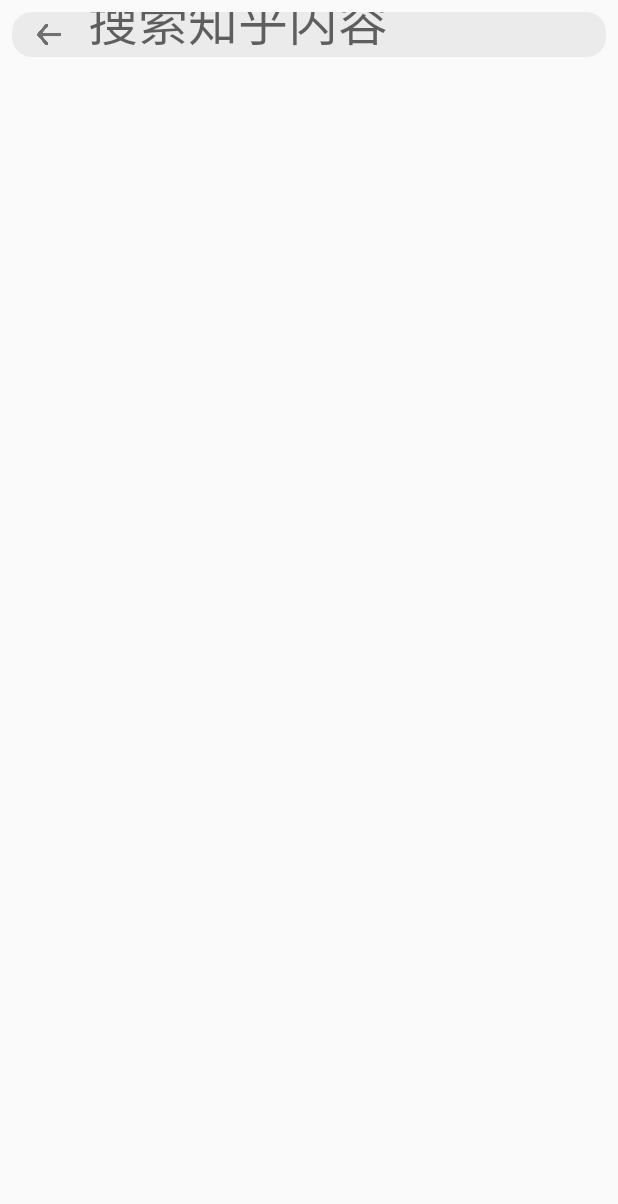
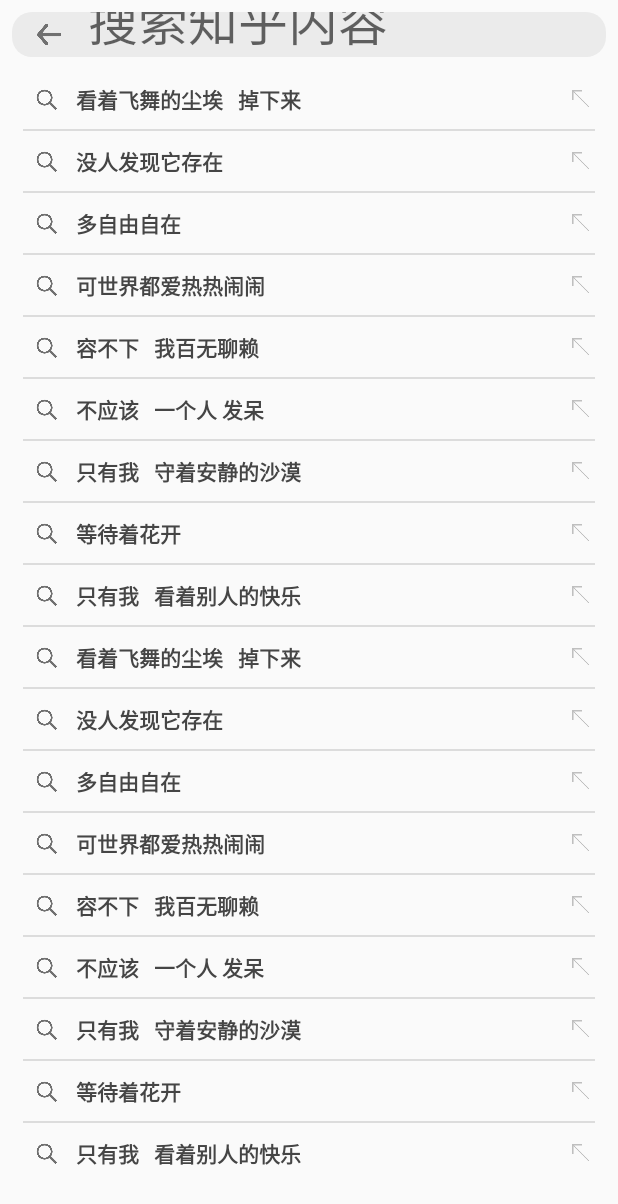
Before and after one commit to sqwd12312/zhihu, an Android app: the HotSearchActivity screen opened directly, with no data from a screen before it, on a phone screen of 412 x 824 dp. Shown: the top 1204 px of the screen. Run offline under Robolectric (Android 15) with nearby library versions, the light colour scheme and no system bars; libraries missing offline, so code that uses them is left out: org.litepal.crud, org.litepal.tablemanager; 11 statements that could not run were skipped.

Commit message:
实现了在热搜界面的搜索框进行搜索的功能

```diff
--- a/app/src/main/java/com/example/zhihu/HotSearchActivity.java
+++ b/app/src/main/java/com/example/zhihu/HotSearchActivity.java
@@ -7,25 +7,36 @@
 import android.support.v7.widget.RecyclerView;
 import android.text.Editable;
 import android.text.TextWatcher;
-import android.util.Log;
 import android.view.View;
+import android.widget.AdapterView;
+import android.widget.Button;
 import android.widget.EditText;
+import android.widget.ListView;
 import android.widget.Toast;
-
+import android.widget.AdapterView.OnItemClickListener;
+import com.example.zhihu.Interface.FilterListener;
 import com.example.zhihu.bean.HotSearch;
 import com.example.zhihu.bean.HotSearchType;
-
 import org.litepal.crud.DataSupport;
 import org.litepal.tablemanager.Connector;
-
 import java.util.ArrayList;
 import java.util.List;
 
-public class HotSearchActivity extends AppCompatActivity {
+public class HotSearchActivity extends AppCompatActivity implements View.OnClickListener{
 
     private List<HotSearchType> searchTypes = new ArrayList<>();
 
     private List<HotSearch> hotSearches = new ArrayList<>();
+
+    private ListView searchContentLV;
+
+    private List<String> searchContentTest = new ArrayList<String>();
+
+    private SearchAdapter searchAdapter;
+
+    private EditText searchET;
+
+    private Button backBtn;
 
     //需要被其他类调用，所以定义成static，否则再生成HotSearchActivity实例并调用时会出现空指针
     private static RecyclerView hotSearchRecyclerView;
@@ -36,21 +47,26 @@
     protected void onCreate(Bundle savedInstanceState) {
         super.onCreate(savedInstanceState);
         setContentView(R.layout.activity_hot_search);
-
+        //初始化控件
+        initControl();
+        //添加测试用的搜索内容
+        setData();
         //建立数据库连接
         Connector.getDatabase();
+        //初始化热搜类型的数据
+        initSearchType();
+        //第一次进入该活动时默认显示“热搜”当中的内容
+        queryHotDataById(searchTypes.get(0).getId());
+        //给最开始的存放搜索内容的ListView添加点击事件
+        setItemClick(searchContentTest);
+        //给搜索框注册监听事件
+        setSearchListeners();
 
-        //判断数据库有无热搜类型的数据
-        //如有，则直接使用，如无，则添加再使用
-        List<HotSearchType> hotSearchTypes = DataSupport.findAll(HotSearchType.class);
-        if (hotSearchTypes.size() == 0){
-            saveTypeData();
-            //再进行一次查询
-            List<HotSearchType> hotSearchTypes2 = DataSupport.findAll(HotSearchType.class);
-            searchTypes = hotSearchTypes2;
-        }else {
-            searchTypes = hotSearchTypes;
-        }
+    }
+
+    //初始化控件
+    private void initControl(){
+        searchContentLV = (ListView)findViewById(R.id.search_content_list_view);
 
         recyclerView = (RecyclerView)findViewById(R.id.search_sort_recyclerview);
         LinearLayoutManager layoutManager = new LinearLayoutManager(this);
@@ -61,32 +77,10 @@
 
         hotSearchRecyclerView = (RecyclerView)findViewById(R.id.hot_search_recyclerview);
 
-        //第一次进入该活动时默认显示“热搜”内容
-        queryHotDataById(searchTypes.get(0).getId());
+        searchET = (EditText)findViewById(R.id.search_edit);
 
-        final EditText searchET = (EditText)findViewById(R.id.search_edit);
-
-        //给搜索框注册监听事件，当框内有内容时隐藏两个recyclerView，无内容时显示
-        searchET.addTextChangedListener(new TextWatcher() {
-            @Override
-            public void afterTextChanged(Editable s) {
-                if (s.length() != 0){
-                    recyclerView.setVisibility(View.INVISIBLE);
-                    hotSearchRecyclerView.setVisibility(View.INVISIBLE);
-                }else {
-                    recyclerView.setVisibility(View.VISIBLE);
-                    hotSearchRecyclerView.setVisibility(View.VISIBLE);
-                }
-            }
-
-            @Override
-            public void onTextChanged(CharSequence s, int start, int before, int count) {
-            }
-
-            @Override
-            public void beforeTextChanged(CharSequence s, int start, int count, int after) {
-            }
-        });
+        backBtn = (Button)findViewById(R.id.back);
+        backBtn.setOnClickListener(this);
     }
 
     //保存热搜类型
@@ -176,4 +170,111 @@
         HotSearchAdapter hotSearchAdapter = new HotSearchAdapter(hotSearches);
         hotSearchRecyclerView.setAdapter(hotSearchAdapter);
     }
+
+
+    //数据初始化并设置adapter
+    private void setData(){
+        initData();
+        searchAdapter = new SearchAdapter(searchContentTest, this, new FilterListener() {
+            @Override
+            public void getFilterData(List<String> list) {
+                // 这里可以拿到过滤后数据，所以在这里可以对搜索后的数据进行操作
+                setItemClick(list);
+            }
+        });
+        searchContentLV.setAdapter(searchAdapter);
+    }
+
+    //给listView添加item的单击事件
+    protected void setItemClick(final List<String> filter_lists) {
+        searchContentLV.setOnItemClickListener(new OnItemClickListener() {
+            @Override
+            public void onItemClick(AdapterView<?> parent, View view, int position, long id) {
+                // 点击对应的item时，弹出toast提示所点击的内容
+                Toast.makeText(HotSearchActivity.this, filter_lists.get(position), Toast.LENGTH_SHORT).show();
+            }
+        });
+    }
+
+
+    //初始化存放搜索内容的listView中的数据
+    private void initData() {
+        searchContentTest.add("看着飞舞的尘埃   掉下来");
+        searchContentTest.add("没人发现它存在");
+        searchContentTest.add("多自由自在");
+        searchContentTest.add("可世界都爱热热闹闹");
+        searchContentTest.add("容不下   我百无聊赖");
+        searchContentTest.add("不应该   一个人 发呆");
+        searchContentTest.add("只有我   守着安静的沙漠");
+        searchContentTest.add("等待着花开");
+        searchContentTest.add("只有我   看着别人的快乐");
+        searchContentTest.add("看着飞舞的尘埃   掉下来");
+        searchContentTest.add("没人发现它存在");
+        searchContentTest.add("多自由自在");
+        searchContentTest.add("可世界都爱热热闹闹");
+        searchContentTest.add("容不下   我百无聊赖");
+        searchContentTest.add("不应该   一个人 发呆");
+        searchContentTest.add("只有我   守着安静的沙漠");
+        searchContentTest.add("等待着花开");
+        searchContentTest.add("只有我   看着别人的快乐");
+    }
+
+
+    //给搜索框注册监听事件
+    private void setSearchListeners(){
+        searchET.addTextChangedListener(new TextWatcher() {
+            @Override
+            public void afterTextChanged(Editable s) {
+                //判断搜索框是否内容
+                if (s.length() != 0){
+                    //隐藏热搜类型的RecyclerView控件
+                    recyclerView.setVisibility(View.GONE);
+                    //隐藏热搜的RecyclerView控件
+                    hotSearchRecyclerView.setVisibility(View.GONE);
+                    //显示符合搜索内容的ListView控件
+                    searchContentLV.setVisibility(View.VISIBLE);
+                    // 如果adapter不为空的话就根据编辑框中的内容来过滤数据
+                    if(searchAdapter != null){
+                        searchAdapter.getFilter().filter(s);
+                    }
+                }else {
+                    recyclerView.setVisibility(View.VISIBLE);
+                    hotSearchRecyclerView.setVisibility(View.VISIBLE);
+                    searchContentLV.setVisibility(View.VISIBLE);
+                }
+            }
+
+            @Override
+            public void onTextChanged(CharSequence s, int start, int before, int count) {
+            }
+
+            @Override
+            public void beforeTextChanged(CharSequence s, int start, int count, int after) {
+            }
+        });
+    }
+
+    //初始化热搜类型的数据
+    private void initSearchType(){
+        //判断数据库有无热搜类型的数据
+        //如有，则直接使用，如无，则添加再使用
+        List<HotSearchType> hotSearchTypes = DataSupport.findAll(HotSearchType.class);
+        if (hotSearchTypes.size() == 0){
+            //向数据库添加热搜类型的数据
+            saveTypeData();
+            //再进行一次查询
+            List<HotSearchType> hotSearchTypes2 = DataSupport.findAll(HotSearchType.class);
+            searchTypes = hotSearchTypes2;
+        }else {
+            searchTypes = hotSearchTypes;
+        }
+    }
+
+    @Override
+    public void onClick(View v) {
+        switch (v.getId()){
+            case R.id.back:
+                finish();
+        }
+    }
 }
--- /dev/null
+++ b/app/src/main/java/com/example/zhihu/Interface/FilterListener.java
@@ -0,0 +1,12 @@
+package com.example.zhihu.Interface;
+
+import java.util.List;
+
+/**
+ * Created by qny on 2020/6/30.
+ */
+
+public interface FilterListener {
+    //获取过滤后的数据
+    void getFilterData(List<String> list);
+}
--- /dev/null
+++ b/app/src/main/java/com/example/zhihu/SearchAdapter.java
@@ -0,0 +1,129 @@
+package com.example.zhihu;
+
+import android.content.Context;
+import android.text.TextUtils;
+import android.view.LayoutInflater;
+import android.view.View;
+import android.view.ViewGroup;
+import android.widget.BaseAdapter;
+import android.widget.Button;
+import android.widget.Filter;
+import android.widget.Filterable;
+import android.widget.TextView;
+
+import com.example.zhihu.Interface.FilterListener;
+
+import java.util.ArrayList;
+import java.util.List;
+
+/**
+ * Created by qny on 2020/6/30.
+ */
+
+public class SearchAdapter extends BaseAdapter implements Filterable{
+
+    private List<String> list = new ArrayList<String>();
+
+    private Context context;
+
+    private MyFilter filter = null;
+
+    private FilterListener listener = null;
+
+    public SearchAdapter(List<String> list, Context context, FilterListener listener) {
+        this.list = list;
+        this.context = context;
+        this.listener = listener;
+    }
+
+    @Override
+    public int getCount() {
+        return list.size();
+    }
+
+    @Override
+    public Object getItem(int position) {
+        return list.get(position);
+    }
+
+    @Override
+    public long getItemId(int position) {
+        return position;
+    }
+
+    @Override
+    public View getView(int position, View convertView, ViewGroup parent) {
+        ViewHolder holder = null;
+        if (convertView == null){
+            convertView = LayoutInflater.from(context).inflate(R.layout.search_item,null);
+            holder = new ViewHolder();
+            holder.searchBtn = (Button) convertView.findViewById(R.id.search_btn);
+            holder.searchContent = (TextView)convertView.findViewById(R.id.search_content);
+            holder.deleteBtn = (Button)convertView.findViewById(R.id.delete_btn);
+            convertView.setTag(holder);
+        }else {
+            holder = (ViewHolder)convertView.getTag();
+        }
+        holder.searchContent.setText(list.get(position));
+        return convertView;
+    }
+
+    @Override
+    public Filter getFilter() {
+        if (filter == null){
+            filter = new MyFilter(list);
+        }
+        return filter;
+    }
+
+    //创建内部类MyFilter继承Filter类，并重写相关方法，实现数据的过滤
+    class MyFilter extends Filter{
+
+        private List<String> original = new ArrayList<String>();
+
+        public MyFilter(List<String> original) {
+            this.original = original;
+        }
+
+        @Override
+        protected FilterResults performFiltering(CharSequence constraint) {
+            FilterResults results = new FilterResults();
+            if (TextUtils.isEmpty(constraint)){
+                results.values = original;
+                results.count = original.size();
+            }else{
+                List<String> mList = new ArrayList<String>();
+                for (String s : original){
+                    //按照过滤规则进行过滤
+                    //规则：出现的搜素内容包含搜索词
+                    if(s.trim().toLowerCase().contains(constraint.toString().trim().toLowerCase())){
+                        mList.add(s);
+                    }
+                }
+                results.values = mList;
+                results.count = mList.size();
+            }
+            return results;
+        }
+
+        //该方法用来刷新用户界面，根据过滤后的数据重新展示列表
+        @Override
+        protected void publishResults(CharSequence constraint, FilterResults results) {
+            list = (List<String>) results.values;
+            // 如果接口对象不为空，那么调用接口中的方法获取过滤后的数据，具体的实现在new这个接口的时候重写的方法里执行
+            if (listener != null){
+                listener.getFilterData(list);
+            }
+            // 刷新数据源显示
+            notifyDataSetChanged();
+        }
+    }
+
+
+    //控件缓存类
+    class ViewHolder{
+        Button searchBtn;
+        TextView searchContent;
+        Button deleteBtn;
+    }
+}
--- a/app/src/main/res/layout/activity_hot_search.xml
+++ b/app/src/main/res/layout/activity_hot_search.xml
@@ -15,6 +15,7 @@
         >
 
         <Button
+            android:id="@+id/back"
             android:layout_width="20dp"
             android:layout_height="23dp"
             android:layout_gravity="center_vertical"
@@ -55,6 +56,16 @@
 
     </android.support.v7.widget.RecyclerView>
 
+    <ListView
+        android:id="@+id/search_content_list_view"
+        android:layout_width="match_parent"
+        android:layout_height="wrap_content"
+        android:layout_marginLeft="15dp"
+        android:layout_marginRight="15dp"
+        >
+
+    </ListView>
+
 
 
 </LinearLayout>
--- /dev/null
+++ b/app/src/main/res/layout/search_item.xml
@@ -0,0 +1,41 @@
+<?xml version="1.0" encoding="utf-8"?>
+<LinearLayout xmlns:android="http://schemas.android.com/apk/res/android"
+    android:orientation="horizontal"
+    android:layout_width="match_parent"
+    android:layout_height="wrap_content"
+    android:descendantFocusability="blocksDescendants"
+    >
+
+    <Button
+        android:id="@+id/search_btn"
+        android:layout_width="20dp"
+        android:layout_height="20dp"
+        android:background="@drawable/search"
+        android:layout_gravity="center_vertical"
+        android:gravity="center_vertical"
+        android:layout_marginLeft="5dp"
+        android:layout_marginRight="10dp"
+
+        />
+
+    <TextView
+        android:id="@+id/search_content"
+        android:layout_width="0dp"
+        android:layout_weight="1"
+        android:layout_height="40dp"
+        android:layout_gravity="center_vertical"
+        android:gravity="center_vertical"
+        android:textStyle="bold"
+        android:textColor="@color/gray_content"
+        />
+
+    <Button
+        android:id="@+id/delete_btn"
+        android:layout_width="20dp"
+        android:layout_height="20dp"
+        android:background="@drawable/arrow_top_left"
+        android:layout_gravity="center_vertical"
+        android:gravity="center_vertical"
+        />
+
+</LinearLayout>
--- a/app/src/main/res/values/colors.xml
+++ b/app/src/main/res/values/colors.xml
@@ -9,6 +9,8 @@
     <color name="gray_about_the_author">#a0a0a0</color>
     <color name="gray_content">#454545</color>
     <color name="orange">#fa9614</color>
+    <color name="black">#020202</color>
+
 
 
 
```
Also changed, not shown: app/src/main/res/layout/hot_search_item.xml (+3 -4 lines), app/src/main/res/drawable-hdpi/arrow_top_left.png (added).
